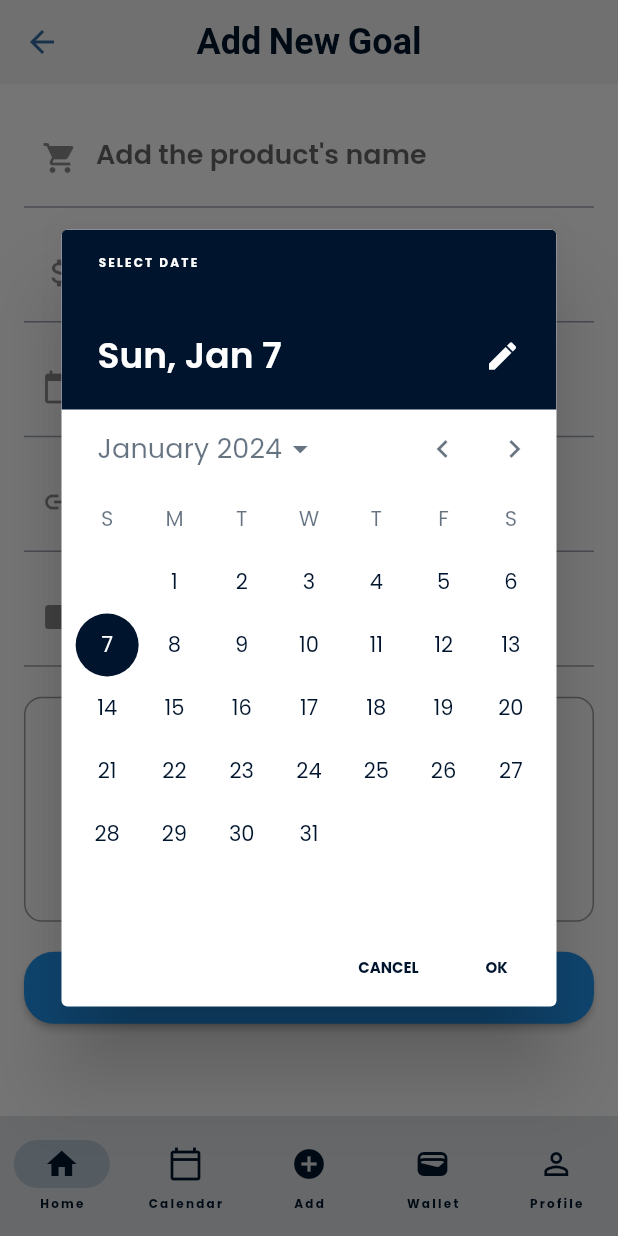
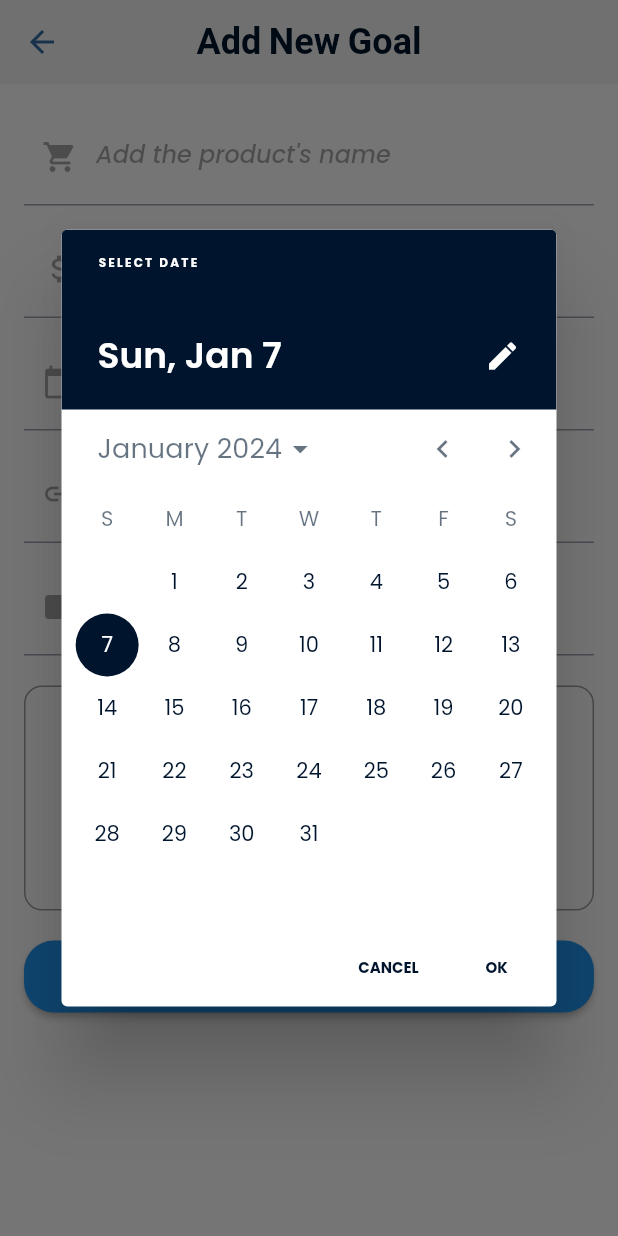
Before and after one commit to RMIT-Budgetly/budgetly, a Flutter app: the AddSavingGoalScreen screen opened by its route, after a tap on "Estimated time to buy", on a phone screen of 412 x 824 dp. Run offline on Flutter 3.47's test engine with Material 3 defaults, Android fonts, the phone set to English and light mode, and no system bars; our stand-ins replace cloud_firestore, firebase_auth, firebase_core, firebase_storage, fl_chart, flutter_svg and 4 more; accounts and stored records are empty.

Commit message:
Add goal page UI finalized

```diff
--- a/lib/screens/add_goal_page/add_goal_page.dart
+++ b/lib/screens/add_goal_page/add_goal_page.dart
@@ -34,7 +34,6 @@ class _AddSavingGoalScreenState extends State<AddSavingGoalScreen> {
         title: const Text('Add New Goal'),
       ),
       body: _buildBody(),
-      bottomNavigationBar: _buildNavigationBar(),
     );
   }
 
@@ -69,7 +68,15 @@ class _AddSavingGoalScreenState extends State<AddSavingGoalScreen> {
       controller: controller,
       decoration: InputDecoration(
         labelText: label,
-        prefixIcon: Icon(icon),
+        prefixIcon: Icon(
+          icon,
+          color: const Color.fromARGB(90, 0, 0, 0),
+        ),
+        labelStyle: const TextStyle(
+            fontWeight: FontWeight.w500,
+            fontStyle: FontStyle.italic,
+            fontSize: 16,
+            color: Color.fromARGB(90, 0, 0, 0)),
       ),
     );
   }
@@ -96,7 +103,15 @@ class _AddSavingGoalScreenState extends State<AddSavingGoalScreen> {
           controller: timeToBuyController,
           decoration: const InputDecoration(
             labelText: 'Estimated time to buy',
-            prefixIcon: Icon(Icons.calendar_today),
+            labelStyle: TextStyle(
+                fontWeight: FontWeight.w500,
+                fontStyle: FontStyle.italic,
+                fontSize: 16,
+                color: Color.fromARGB(90, 0, 0, 0)),
+            prefixIcon: Icon(
+              Icons.calendar_today,
+              color: Color.fromARGB(90, 0, 0, 0),
+            ),
           ),
         ),
       ),
@@ -149,20 +164,6 @@ class _AddSavingGoalScreenState extends State<AddSavingGoalScreen> {
     );
   }
 
-  NavigationBar _buildNavigationBar() {
-    return NavigationBar(
-      destinations: const [
-        NavigationDestination(icon: Icon(Icons.home), label: 'Home'),
-        NavigationDestination(
-            icon: Icon(Icons.calendar_today_outlined), label: 'Calendar'),
-        NavigationDestination(icon: Icon(Icons.add_circle), label: 'Add'),
-        NavigationDestination(icon: Icon(Icons.wallet), label: 'Wallet'),
-        NavigationDestination(
-            icon: Icon(Icons.perm_identity), label: 'Profile'),
-      ],
-    );
-  }
-
   Future<void> _pickImage() async {
     final ImagePicker _picker = ImagePicker();
     final XFile? image = await _picker.pickImage(source: ImageSource.gallery);
--- a/lib/screens/home_page/home.dart
+++ b/lib/screens/home_page/home.dart
@@ -93,7 +93,9 @@ class _HomePageState extends State<HomePage> {
                 collectionName: "goals",
                 title: "Saving Goal",
               ),
-              const DisplayTracking(collectionName: "plans", title: "Plan"),
+              const DisplayTracking(
+                collectionName: "plans",
+                title: "Plan"),
             ],
           ),
         ),
@@ -306,7 +308,7 @@ class _HomePageState extends State<HomePage> {
               size: selectedIndex == 0 ? 35.0 : 30.0,
               color: selectedIndex == 0
                   ? Theme.of(context).primaryColor
-                  : Colors.grey),
+                  : Colors.white),
           selectedIcon: Icon(Icons.home,
               size: 35.0, color: Theme.of(context).primaryColor),
           label: '',
--- a/lib/screens/home_page/tracking_section.dart
+++ b/lib/screens/home_page/tracking_section.dart
@@ -67,6 +67,7 @@ class _TrackingSectionState extends State<TrackingSection> {
                   'View All',
                   style: TextStyle(
                     color: Colors.blue,
+                    fontSize: 16
                   ),
                 ),
               ),
```
